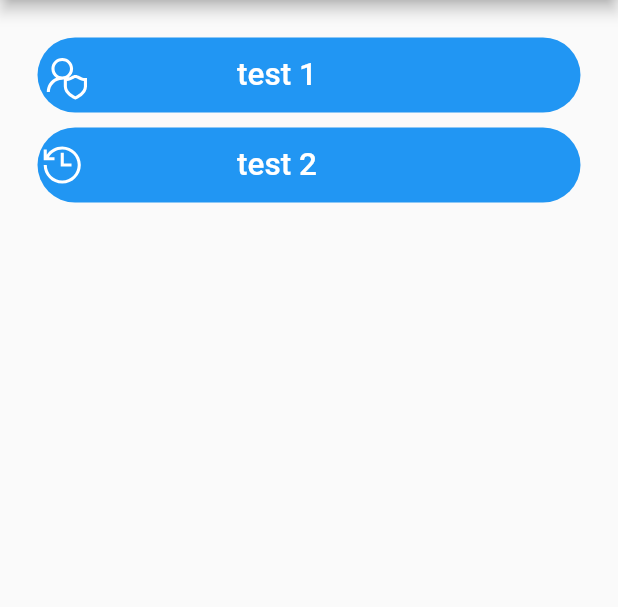
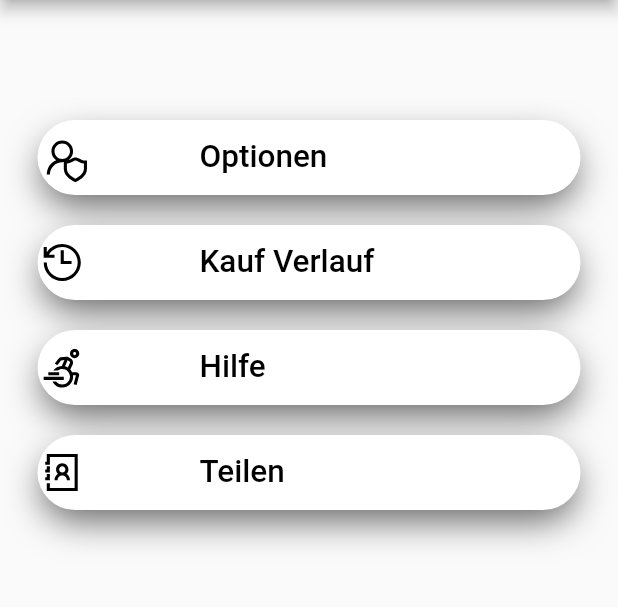
Before and after one commit to dimitarKolev99/flutter_project, a Flutter app: the ProfilePage screen opened directly, on a phone screen of 412 x 824 dp, the part 84-691 px from its top. Run offline on Flutter 3.47's test engine with Material 2 defaults, Android fonts, the phone set to English and light mode, and no system bars; our stand-ins replace line_awesome_flutter, shared_preferences; accounts and stored records are empty; network calls fail.

Commit message:
Update profile.dart

```diff
--- a/lib/view/profile.dart
+++ b/lib/view/profile.dart
@@ -155,14 +155,23 @@ class _ProfilePageState extends State<ProfilePage> {
           SizedBox(height: 20),
           Expanded(
             child: ListView(
+              padding: EdgeInsets.only(top: 50),
               children: <Widget>[
                 ProfileListItem(
                   icon: LineAwesomeIcons.user_shield,
-                  text: "test 1",
+                  text: "Optionen",
                 ),
                 ProfileListItem(
                   icon: LineAwesomeIcons.history,
-                  text: "test 2",
+                  text: "Kauf Verlauf",
+                ),
+                ProfileListItem(
+                  icon: LineAwesomeIcons.accessible_icon,
+                  text: "Hilfe",
+                ),
+                ProfileListItem(
+                  icon: LineAwesomeIcons.address_book,
+                  text: "Teilen",
                 ),
               ],
             )
@@ -233,17 +242,29 @@ class ProfileListItem extends StatelessWidget{
   Widget build(BuildContext context) {
     return Container(
       height: 50,
-      margin: EdgeInsets.symmetric(horizontal: 25, vertical: 5),
+      margin: EdgeInsets.symmetric(horizontal: 25, vertical: 10),
       decoration: BoxDecoration(
         borderRadius: BorderRadius.circular(33),
-        color: Colors.blue,
+        boxShadow: [
+          BoxShadow(
+            color: Colors.black.withOpacity(0.6),
+            offset: Offset(
+              0.0,
+              10.0,
+            ),
+            blurRadius: 20.0,
+            spreadRadius: -3.0,
+          ),
+        ],
+        color: Colors.white,
       ),
       child: Row(
         children: <Widget>[
-          Icon(this.icon, size: 33, color: Colors.white,),
-          SizedBox(width: 100),
+          Icon(this.icon, size: 33, color: Colors.black,),
+          SizedBox(width: 75), // space between icon and text
           Text(this.text,
             style: TextStyle(
+              color: Colors.black,
               fontSize: 21,
               fontWeight: FontWeight.w500,
             ),
```
